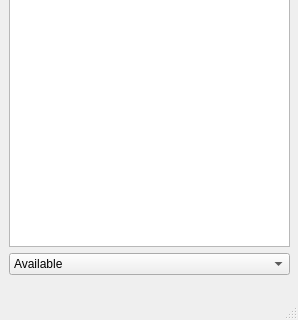
nikhilm/qommunicate, file src/qommunicate.ui: the form before one commit; both pictures show x 0 to 298 and y 215 to 535 of the 298 by 535 pixel window.
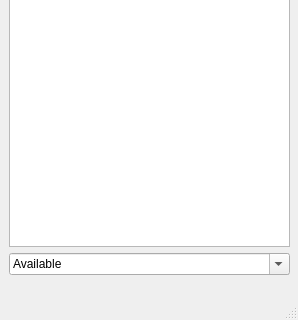
The form after the commit. Icons and pictures are not drawn.

Commit message: Implemented proper message dialog behaviour when items in tree are clicked. Duplicates are now successfully removed. TODO: MessageDialog should use Member* rather than QString

```diff
--- a/src/qommunicate.ui
+++ b/src/qommunicate.ui
@@ -63,7 +63,10 @@
         <string>Set Status</string>
        </property>
        <property name="editable" >
-        <bool>false</bool>
+        <bool>true</bool>
+       </property>
+       <property name="duplicatesEnabled" >
+        <bool>true</bool>
        </property>
        <item>
         <property name="text" >
```
The commit also changes 2 other files.
